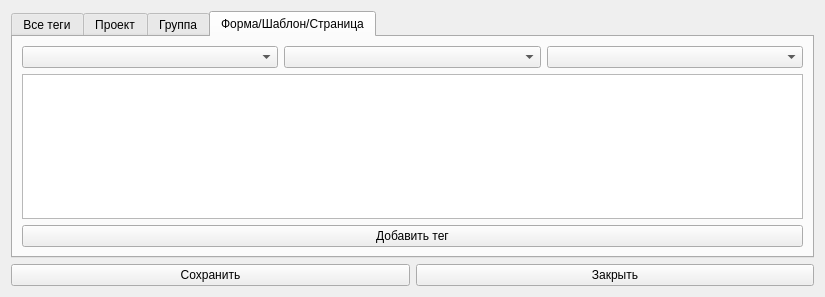
Artemako/auto-exec-doc, file designer/tagslistdialogwindow.ui: the form before one commit.
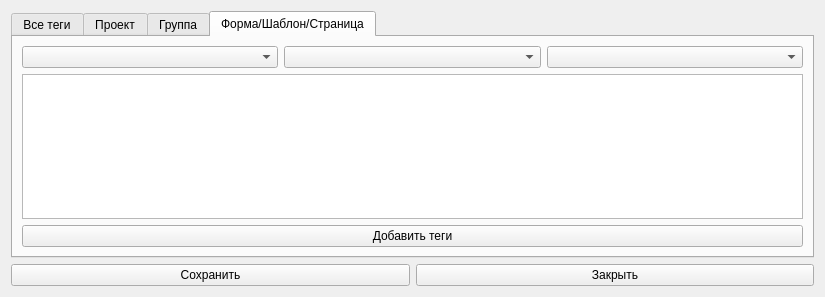
The form after the commit. The open tabs and pages were chosen to show the change.

Diff of the .ui file:
```diff
--- a/designer/tagslistdialogwindow.ui
+++ b/designer/tagslistdialogwindow.ui
@@ -97,7 +97,7 @@
        <item>
         <widget class="QPushButton" name="btn_add_tag_to_template_or_page">
          <property name="text">
-          <string>Добавить тег</string>
+          <string>Добавить теги</string>
          </property>
         </widget>
        </item>
```
Left out of the diff: 6 changed lines with no effect on the pictures.
